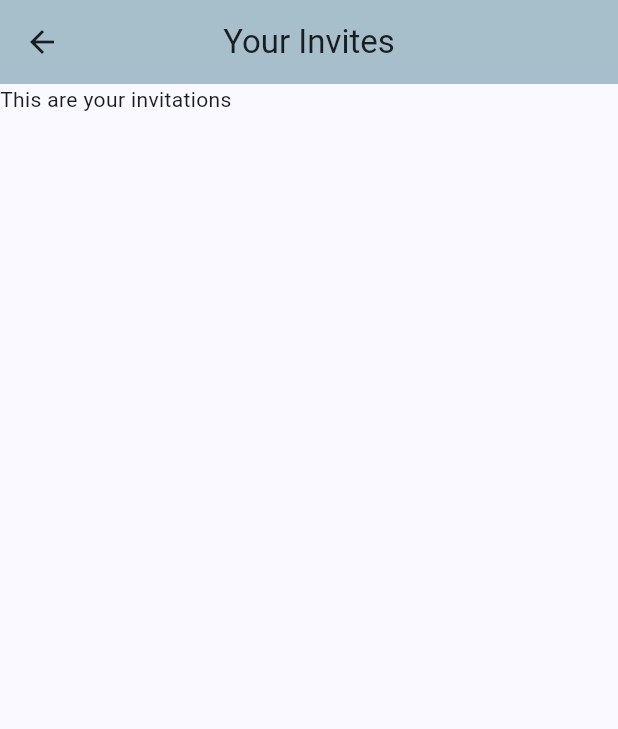
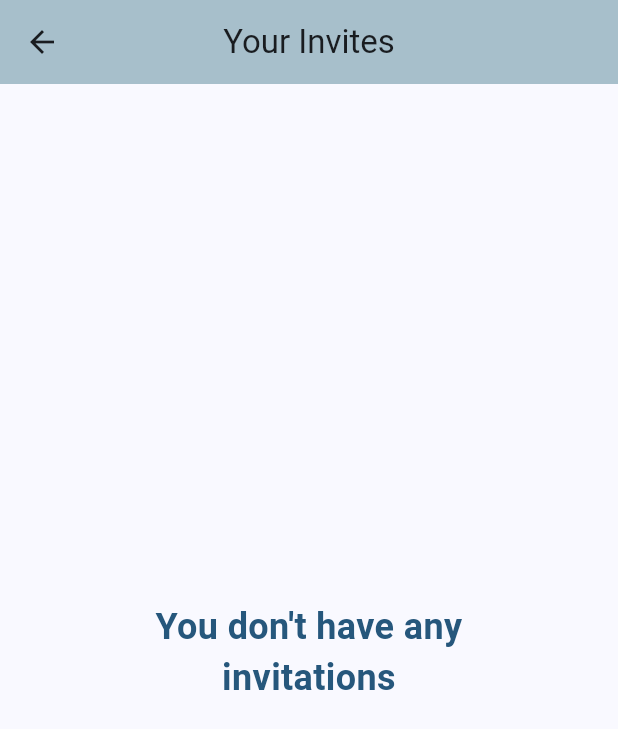
Before and after one commit to shaileshhb/equisplit-frontend, a Flutter app: the ViewInvitations screen opened directly, on a phone screen of 412 x 824 dp. Shown: the top 729 px of the screen. Run offline on Flutter 3.47's test engine with Material 3 defaults, Android fonts, the phone set to English and light mode, and no system bars; our stand-ins replace fluttertoast, shared_preferences, skeleton_text; accounts and stored records are empty; network calls fail.

Commit message:
preload added in user invitations get

```diff
--- a/lib/models/auth/invitation.dart
+++ b/lib/models/auth/invitation.dart
@@ -5,6 +5,7 @@
 import 'dart:convert';
 
 import 'package:equisplit_frontend/models/auth/user.dart';
+import 'package:equisplit_frontend/models/group/group.dart';
 
 Invitation invitationFromJson(String str) =>
     Invitation.fromJson(json.decode(str));
@@ -22,22 +23,34 @@ class Invitation {
     this.invitedBy,
     this.isAccepted,
     this.user,
+    this.group,
+    this.invitedByUser,
   });
 
   String? id;
   String userId;
-  User? user;
   String groupId;
   String? invitedBy;
   bool? isAccepted;
+  User? user;
+  Group? group;
+  User? invitedByUser;
 
-  factory Invitation.fromJson(Map<String, dynamic> json) => Invitation(
-        id: json["id"],
-        userId: json["userId"],
-        groupId: json["groupId"],
-        invitedBy: json["invitedBy"],
-        isAccepted: json["isAccepted"],
-        user: json["user"],
+  factory Invitation.fromJson(Map<String, dynamic> body) => Invitation(
+        id: body["id"],
+        userId: body["userId"],
+        groupId: body["groupId"],
+        invitedBy: body["invitedBy"],
+        isAccepted: body["isAccepted"],
+        user: body["user"] != null
+            ? userFromJson(json.encode(body["user"]))
+            : null,
+        group: body["group"] != null
+            ? groupFromJson(json.encode(body["group"]))
+            : null,
+        invitedByUser: body["invitedByUser"] != null
+            ? userFromJson(json.encode(body["invitedByUser"]))
+            : null,
       );
 
   Map<String, dynamic> toJson() => {
--- a/lib/screens/group/view.dart
+++ b/lib/screens/group/view.dart
@@ -31,6 +31,7 @@ class _ViewUserGroupState extends State<ViewUserGroup> {
   void initState() {
     super.initState();
     setState(() {
+      isLoaded = false;
       groups = [];
     });
     getUserGroups();
--- a/lib/screens/users/view_invitations.dart
+++ b/lib/screens/users/view_invitations.dart
@@ -1,6 +1,7 @@
 import 'package:equisplit_frontend/extensions/capitalize.dart';
 import 'package:equisplit_frontend/models/auth/invitation.dart';
 import 'package:equisplit_frontend/models/error/error_response.dart';
+import 'package:equisplit_frontend/screens/skeleton/builder.dart';
 import 'package:equisplit_frontend/services/user/invitation.dart';
 import 'package:equisplit_frontend/utils/global.colors.dart';
 import 'package:equisplit_frontend/utils/toast.dart';
@@ -27,8 +28,10 @@ class _ViewInvitationsState extends State<ViewInvitations> {
   void initState() {
     super.initState();
     setState(() {
+      isLoaded = false;
       invitations = [];
     });
+    getInvitations();
   }
 
   void getInvitations() async {
@@ -39,6 +42,10 @@ class _ViewInvitationsState extends State<ViewInvitations> {
       });
     } on CustomException catch (e) {
       ToastNoContext().showErrorToast(e.error);
+    } finally {
+      setState(() {
+        isLoaded = true;
+      });
     }
   }
 
@@ -58,7 +65,40 @@ class _ViewInvitationsState extends State<ViewInvitations> {
         ),
       ),
       body: SafeArea(
-        child: Text("This are your invitations"),
+        child: isLoaded && invitations != null && invitations!.isEmpty
+            ? const Center(
+                child: SizedBox(
+                  width: 250,
+                  child: Column(
+                    mainAxisAlignment: MainAxisAlignment.center,
+                    children: <Widget>[
+                      Text(
+                        "You don't have any invitations",
+                        textAlign: TextAlign.center,
+                        style: TextStyle(
+                          fontSize: 24.0,
+                          fontWeight: FontWeight.bold,
+                          color: GlobalColors.buttonColor,
+                        ),
+                      ),
+                      SizedBox(height: 10),
+                    ],
+                  ),
+                ),
+              )
+            : Container(
+                margin: EdgeInsets.only(top: marginTop),
+                child: ListView.builder(
+                  scrollDirection: Axis.vertical,
+                  shrinkWrap: true,
+                  itemCount: isLoaded ? invitations!.length : 5,
+                  itemBuilder: (context, index) {
+                    return invitations!.isNotEmpty
+                        ? invitationTile(index)
+                        : const SkeletonCardBuilder();
+                  },
+                ),
+              ),
       ),
     );
   }
@@ -78,7 +118,34 @@ class _ViewInvitationsState extends State<ViewInvitations> {
         mainAxisAlignment: MainAxisAlignment.start,
         crossAxisAlignment: CrossAxisAlignment.start,
         children: <Widget>[
-          Text(invitations![index].user!.name.capitalize()),
+          Card(
+            elevation: 0.2,
+            child: ListTile(
+              title: Text(
+                invitations![index].group!.name.capitalize(),
+                style: const TextStyle(
+                  fontWeight: FontWeight.w600,
+                  color: GlobalColors.buttonColor,
+                  fontSize: 16.0,
+                ),
+              ),
+              subtitle: Text(
+                "Invited by: ${invitations![index].invitedByUser!.name.capitalize()}",
+                style: const TextStyle(
+                  fontWeight: FontWeight.w500,
+                  color: GlobalColors.buttonColor,
+                  fontSize: 14.0,
+                ),
+              ),
+              trailing: IconButton(
+                icon: const Icon(Icons.thumb_up_alt),
+                onPressed: () {
+                  print("accept clicked");
+                },
+              ),
+              enabled: invitations![index].isAccepted == false,
+            ),
+          ),
         ],
       ),
     );
```
